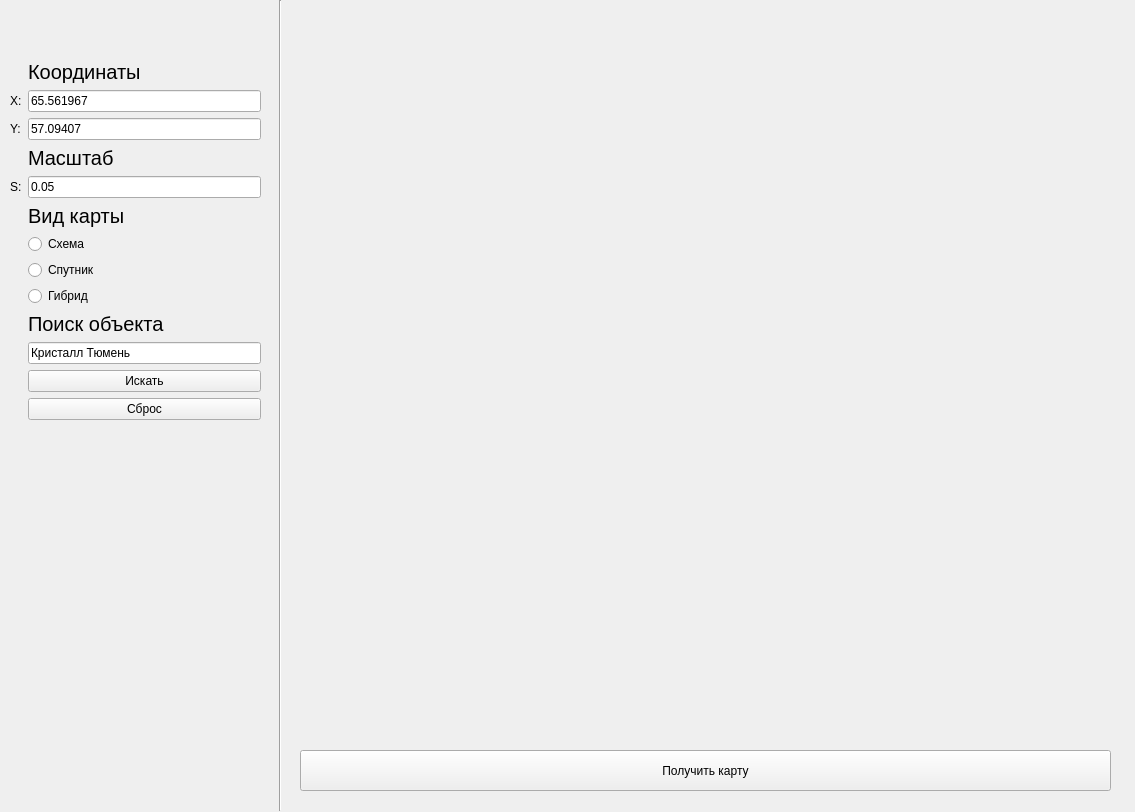
The window that untitled.ui (MariaZyryanova72/MapsAPI) describes before a commit, drawn with Qt 5.
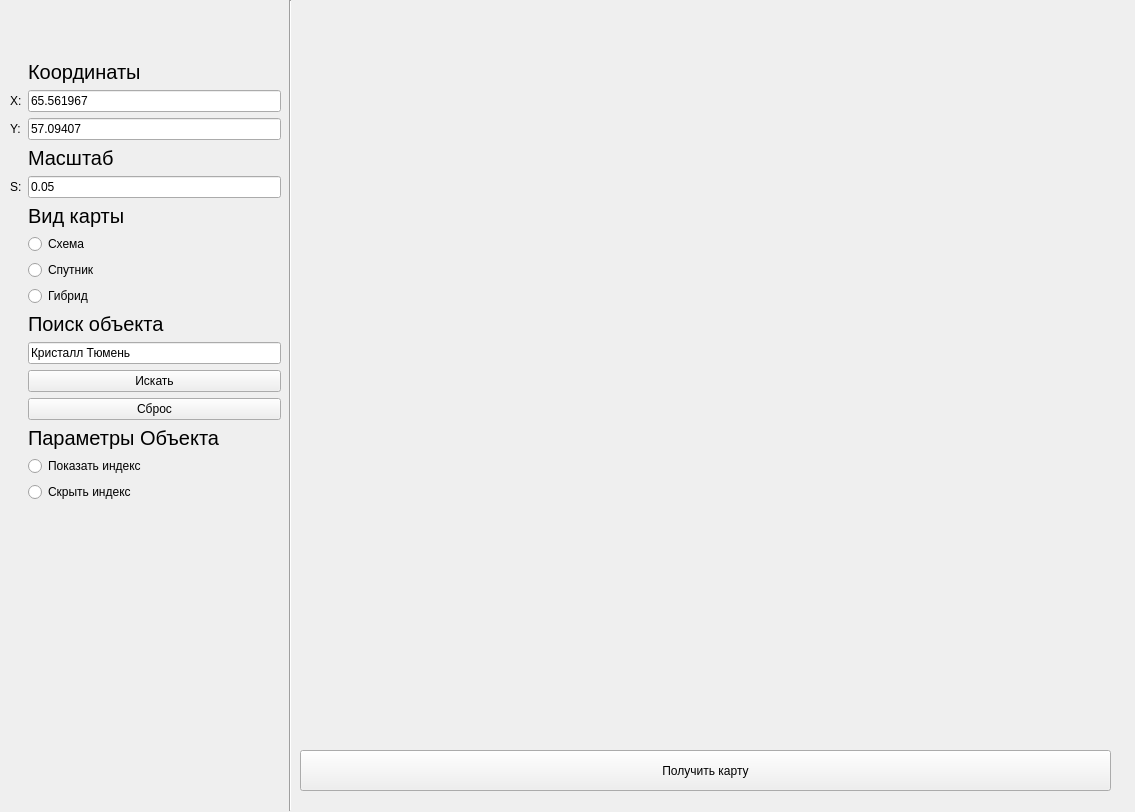
The same window after the commit.

Commit message: Добавлен переключатель, включающий и выключающий приписывание почтового индекса к полному адресу объекта.

Diff of the .ui file:
```diff
--- a/untitled.ui
+++ b/untitled.ui
@@ -37,8 +37,8 @@
     <rect>
      <x>10</x>
      <y>60</y>
-     <width>251</width>
-     <height>418</height>
+     <width>271</width>
+     <height>532</height>
     </rect>
    </property>
    <layout class="QFormLayout" name="formLayout">
@@ -137,6 +137,12 @@
       <property name="text">
        <string>Схема</string>
       </property>
+      <property name="checkable">
+       <bool>true</bool>
+      </property>
+      <property name="checked">
+       <bool>false</bool>
+      </property>
      </widget>
     </item>
     <item row="7" column="1">
@@ -201,12 +207,47 @@
       </property>
      </widget>
     </item>
+    <item row="13" column="1">
+     <widget class="QLabel" name="label_8">
+      <property name="font">
+       <font>
+        <pointsize>15</pointsize>
+       </font>
+      </property>
+      <property name="text">
+       <string>Параметры Объекта</string>
+      </property>
+     </widget>
+    </item>
+    <item row="14" column="1">
+     <widget class="QRadioButton" name="radioButton_index">
+      <property name="focusPolicy">
+       <enum>Qt::ClickFocus</enum>
+      </property>
+      <property name="text">
+       <string>Показать индекс</string>
+      </property>
+     </widget>
+    </item>
+    <item row="15" column="1">
+     <widget class="QRadioButton" name="radioButton_index_2">
+      <property name="focusPolicy">
+       <enum>Qt::ClickFocus</enum>
+      </property>
+      <property name="text">
+       <string>Скрыть индекс</string>
+      </property>
+      <property name="checked">
+       <bool>false</bool>
+      </property>
+     </widget>
+    </item>
    </layout>
   </widget>
   <widget class="Line" name="line">
    <property name="geometry">
     <rect>
-     <x>270</x>
+     <x>280</x>
      <y>0</y>
      <width>20</width>
      <height>811</height>
```
Left out of the diff: 2 changed lines with no effect on the pictures. The commit also changes 1 other file.
